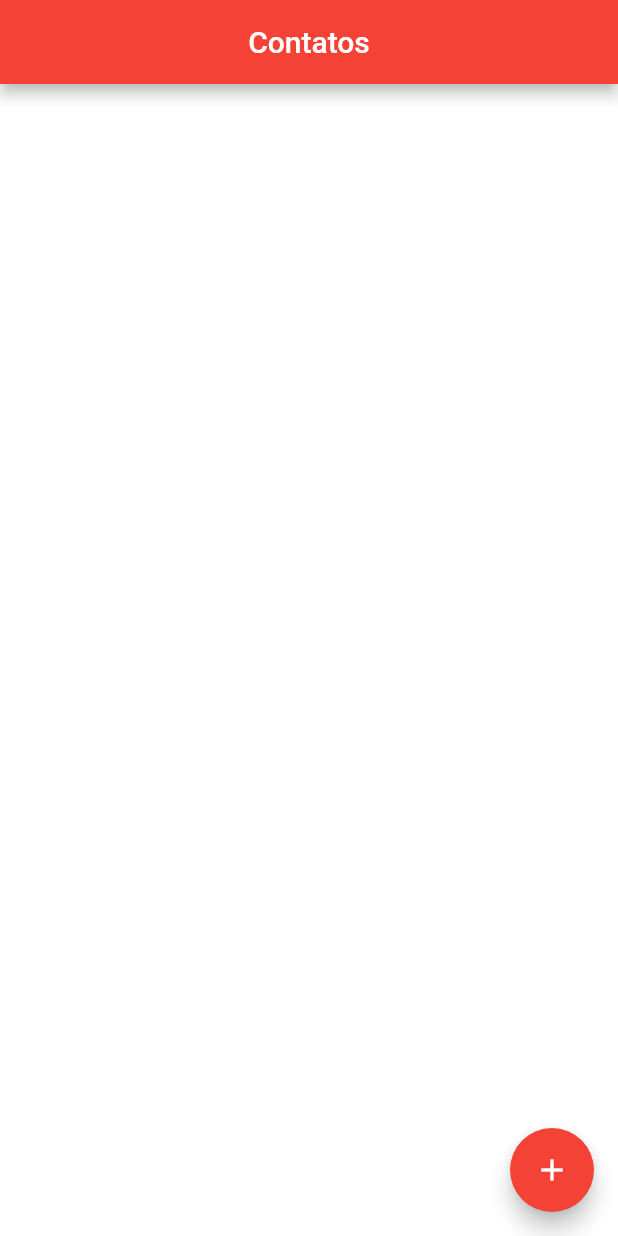
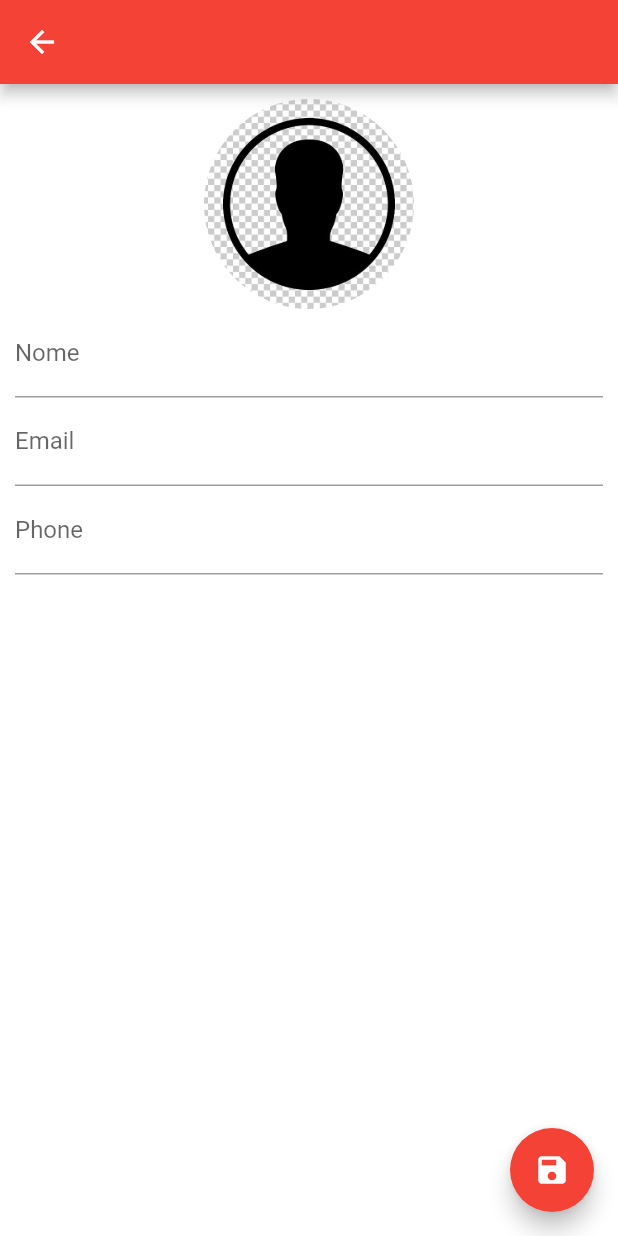
Before and after one commit to PedroHSMoreira/curso_flutter, a Flutter app: the screen it shows after launch, after a tap on the "add" icon, on a phone screen of 412 x 824 dp. Run offline on Flutter 3.47's test engine with Material 2 defaults, Android fonts, the phone set to English and light mode, and no system bars; our stand-ins replace image_picker, share, sqflite, transparent_image; accounts and stored records are empty.

Commit message:
MOD.: integrate camera into the contact image

```diff
--- a/agenda_contatos/lib/main.dart
+++ b/agenda_contatos/lib/main.dart
@@ -4,5 +4,6 @@ import 'package:flutter/material.dart';
 void main() {
   runApp(MaterialApp(
     home: HomePage(),
+    debugShowCheckedModeBanner: false,
   ));
 }
--- /dev/null
+++ b/agenda_contatos/lib/views/contact_page.dart
@@ -0,0 +1,153 @@
+import 'dart:io';
+import 'dart:async';
+
+import 'package:agenda_contatos/helpers/contact_helper.dart';
+import 'package:flutter/material.dart';
+import 'package:image_picker/image_picker.dart';
+
+class ContactPage extends StatefulWidget {
+  Contact contact;
+
+  ContactPage({this.contact});
+
+  @override
+  _ContactPageState createState() => _ContactPageState();
+}
+
+class _ContactPageState extends State<ContactPage> {
+  bool _userEdited = false;
+  Contact _editedContact;
+
+  final _nameController = TextEditingController();
+  final _emailController = TextEditingController();
+  final _phoneController = TextEditingController();
+  final _nameFocus = FocusNode();
+  final _picker = ImagePicker();
+
+  @override
+  void initState() {
+    super.initState();
+    if (widget.contact == null) {
+      _editedContact = Contact();
+    } else {
+      _editedContact = Contact.fromMap(widget.contact.toMap());
+      _nameController.text = _editedContact.name;
+      _emailController.text = _editedContact.email;
+      _phoneController.text = _editedContact.phone;
+    }
+  }
+
+  @override
+  Widget build(BuildContext context) {
+    return WillPopScope(
+      onWillPop: _requestPop,
+      child: Scaffold(
+        appBar: AppBar(
+          title: Text(_editedContact.name ?? ""),
+          backgroundColor: Colors.red,
+          centerTitle: true,
+        ),
+        backgroundColor: Colors.white,
+        floatingActionButton: FloatingActionButton(
+          onPressed: () {
+            if (_editedContact.name != null && _editedContact.name.isNotEmpty) {
+              Navigator.pop(context, _editedContact);
+            } else {
+              FocusScope.of(context).requestFocus(_nameFocus);
+            }
+          },
+          child: Icon(Icons.save),
+          backgroundColor: Colors.red,
+        ),
+        body: SingleChildScrollView(
+          padding: EdgeInsets.all(10.0),
+          child: Column(
+            children: <Widget>[
+              GestureDetector(
+                child: Container(
+                  width: 140.0,
+                  height: 140.0,
+                  decoration: BoxDecoration(
+                      shape: BoxShape.circle,
+                      image: DecorationImage(
+                          image: _editedContact.img != null
+                              ? FileImage(File(_editedContact.img))
+                              : AssetImage("images/person.jpg"),
+                          fit: BoxFit.cover)),
+                ),
+                onTap: () async {
+                  PickedFile image =
+                      await _picker.getImage(source: ImageSource.camera);
+                  if (image == null) return;
+                  _userEdited = true;
+                  setState(() {
+                    _editedContact.img = image.path;
+                  });
+                },
+              ),
+              TextField(
+                decoration: InputDecoration(labelText: "Nome"),
+                focusNode: _nameFocus,
+                onChanged: (text) {
+                  _userEdited = true;
+                  setState(() {
+                    _editedContact.name = text;
+                  });
+                },
+                controller: _nameController,
+              ),
+              TextField(
+                decoration: InputDecoration(labelText: "Email"),
+                onChanged: (text) {
+                  _userEdited = true;
+                  _editedContact.email = text;
+                },
+                keyboardType: TextInputType.emailAddress,
+                controller: _emailController,
+              ),
+              TextField(
+                decoration: InputDecoration(labelText: "Phone"),
+                onChanged: (text) {
+                  _userEdited = true;
+                  _editedContact.phone = text;
+                },
+                keyboardType: TextInputType.phone,
+                controller: _phoneController,
+              ),
+            ],
+          ),
+        ),
+      ),
+    );
+  }
+
+  Future<bool> _requestPop() {
+    if (_userEdited) {
+      showDialog(
+          context: context,
+          builder: (context) {
+            return AlertDialog(
+              title: Text("Descartar Alterações?"),
+              content: Text("Se sair as alterações serão perdidas!"),
+              actions: <Widget>[
+                FlatButton(
+                  child: Text("Cancelar"),
+                  onPressed: () {
+                    Navigator.pop(context);
+                  },
+                ),
+                FlatButton(
+                  child: Text("Sim"),
+                  onPressed: () {
+                    Navigator.pop(context);
+                    Navigator.pop(context);
+                  },
+                ),
+              ],
+            );
+          });
+      return Future.value(false);
+    }
+    return Future.value(true);
+  }
+}
```
Also changed, not shown: agenda_contatos/lib/views/home_page.dart (+133 -8 lines), 1 other file.
